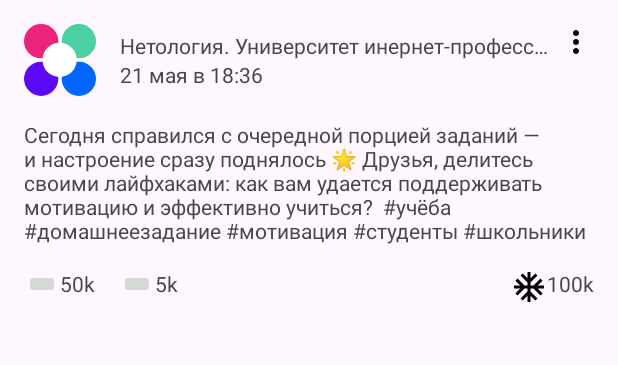
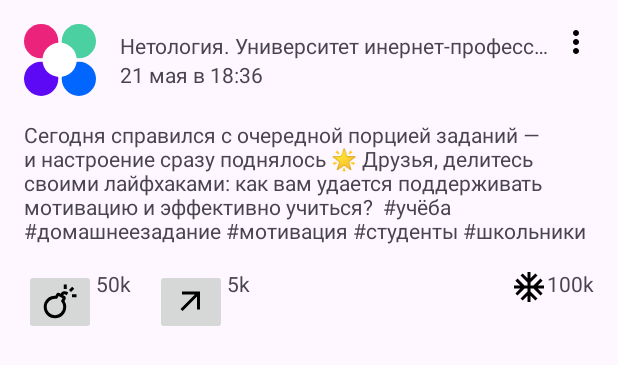
Before and after one commit to KhaustovTF/AndroidRep, an Android app: the layout activity_main.xml on its own in the app's theme, with its tools: preview values and no code run, on a phone screen of 412 x 824 dp. Shown: the top 365 px of the screen. Run offline under Robolectric (Android 15) with nearby library versions, the phone set to English and light mode, and no system bars.

Commit message:
whats wrong with icons

```diff
--- /dev/null
+++ b/app/src/main/res/drawable/outline_arrow_outward_24.xml
@@ -0,0 +1,5 @@
+<vector xmlns:android="http://schemas.android.com/apk/res/android" android:autoMirrored="true" android:height="24dp" android:tint="#000000" android:viewportHeight="960" android:viewportWidth="960" android:width="24dp">
+
+    <path android:fillColor="@android:color/white" android:pathData="M256,720L200,664L584,280L240,280L240,200L720,200L720,680L640,680L640,336L256,720Z"/>
+
+</vector>
--- /dev/null
+++ b/app/src/main/res/drawable/outline_bomb_24.xml
@@ -0,0 +1,5 @@
+<vector xmlns:android="http://schemas.android.com/apk/res/android" android:height="24dp" android:tint="#000000" android:viewportHeight="960" android:viewportWidth="960" android:width="24dp">
+
+    <path android:fillColor="@android:color/white" android:pathData="M346,912Q221,912 133.5,823.5Q46,735 46,610Q46,485 132.5,398.5Q219,312 344,312Q347,312 350.5,312Q354,312 357,312L384,265Q396,243 420,236.5Q444,230 466,243L496,260L501,252Q524,209 573,196Q622,183 665,208L700,228L660,297L625,277Q611,269 594.5,273.5Q578,278 570,292L565,300L605,323Q626,335 632.5,359Q639,383 627,404L600,452Q623,488 634.5,528.5Q646,569 646,612Q646,737 558.5,824.5Q471,912 346,912ZM346,832Q437,832 501.5,767.5Q566,703 566,612Q566,581 557.5,551Q549,521 532,494L506,453L548,381Q548,381 548,381Q548,381 548,381L444,321Q444,321 444,321Q444,321 444,321L402,393L358,393Q264,393 194.5,453Q125,513 125,610Q125,702 189.5,767Q254,832 346,832ZM800,352L800,272L920,272L920,352L800,352ZM580,132L580,12L660,12L660,132L580,132ZM775,213L719,157L804,72L860,128L775,213ZM346,612Q346,612 346,612Q346,612 346,612Q346,612 346,612Q346,612 346,612L346,612L346,612Q346,612 346,612Q346,612 346,612L346,612Q346,612 346,612Q346,612 346,612L346,612L346,612Q346,612 346,612Q346,612 346,612Q346,612 346,612Q346,612 346,612Z"/>
+
+</vector>
--- a/app/src/main/res/layout/activity_main.xml
+++ b/app/src/main/res/layout/activity_main.xml
@@ -88,8 +88,9 @@
         android:layout_width="wrap_content"
         android:layout_height="wrap_content"
         android:layout_marginTop="@dimen/common_spacing"
+        app:layout_constraintStart_toStartOf="parent"
         app:layout_constraintTop_toBottomOf="@+id/posts_content"
-        app:layout_constraintStart_toStartOf="parent"/>
+        tools:srcCompat="@drawable/outline_bomb_24" />
 
     <TextView
         android:id="@+id/like_button_count"
@@ -108,9 +109,9 @@
         android:layout_height="wrap_content"
         android:layout_marginStart="@dimen/common_spacing"
         android:layout_marginTop="@dimen/common_spacing"
+        app:layout_constraintStart_toEndOf="@+id/like_button_count"
         app:layout_constraintTop_toBottomOf="@+id/posts_content"
-        app:layout_constraintStart_toEndOf="@+id/like_button_count"
-        />
+        tools:srcCompat="@drawable/outline_arrow_outward_24" />
 
     <TextView
         android:id="@+id/repost_button_count"
```
